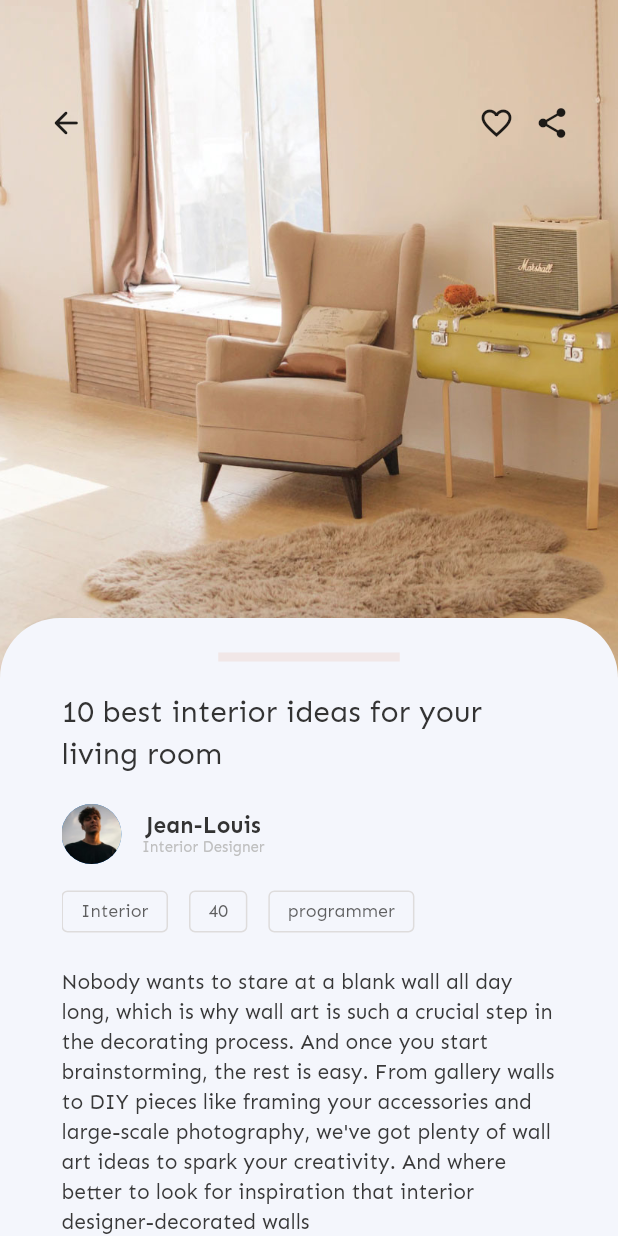
After one commit to mehdi-nemati/flutter_ui_template, a Flutter app: the InteriorDetailPage screen opened directly, on a phone screen of 412 x 824 dp. The commit adds this screen. Run offline on Flutter 3.47's test engine with Material 2 defaults, Android fonts, the phone set to English and light mode, and no system bars; our stand-ins replace flutter_svg.

Commit message:
Interior Design - detail page

```diff
--- /dev/null
+++ b/lib/Interior_App/interior_detail_page.dart
@@ -0,0 +1,134 @@
+import 'package:flutter/material.dart';
+
+class InteriorDetailPage extends StatefulWidget {
+  const InteriorDetailPage({Key? key}) : super(key: key);
+
+  @override
+  State<InteriorDetailPage> createState() => _InteriorDetailPageState();
+}
+
+class _InteriorDetailPageState extends State<InteriorDetailPage> {
+  @override
+  Widget build(BuildContext context) {
+    Size size = MediaQuery.of(context).size;
+    return Scaffold(
+      body: SizedBox(
+        width: size.width,
+        height: size.height,
+        child: Stack(
+          children: [
+            Hero(
+                tag: "pic",
+                child: Image.asset(
+                  "assets/jpg/furniture_1.jpg",
+                  height: size.height * .55,
+                  width: size.width,
+                  fit: BoxFit.cover,
+                )),
+            const Positioned(right: 32, top: 70, child: Icon(Icons.share)),
+            const Positioned(
+                right: 69, top: 70, child: Icon(Icons.favorite_border)),
+            const Positioned(
+                left: 32, top: 70, child: Icon(Icons.arrow_back_rounded)),
+            Positioned(
+                bottom: 0,
+                child: Container(
+                  width: size.width,
+                  height: size.height * .50,
+                  padding: const EdgeInsets.symmetric(horizontal: 41),
+                  decoration: const BoxDecoration(
+                      color: Color(0xFFF4F6FC),
+                      borderRadius: BorderRadius.only(
+                        topLeft: Radius.circular(40),
+                        topRight: Radius.circular(40),
+                      )),
+                  child: SingleChildScrollView(
+                    child: Column(
+                      children: [
+                        Container(
+                          margin: const EdgeInsets.only(top: 23, bottom: 18.5),
+                          width: 121,
+                          height: 6,
+                          color: const Color(0xFFF1E7E7),
+                        ),
+                        const Text(
+                            "10 best interior ideas for your living room",
+                            style: TextStyle(
+                                fontFamily: "Sen",
+                                fontSize: 20,
+                                height: 1.4,
+                                color: Color(0xFF333333))),
+                        Padding(
+                          padding:
+                              const EdgeInsets.only(top: 20.5, bottom: 17.6),
+                          child: Row(
+                            children: [
+                              const CircleAvatar(
+                                backgroundImage:
+                                    AssetImage("assets/jpg/profile_1.jpg"),
+                              ),
+                              const SizedBox(
+                                width: 13.6,
+                              ),
+                              Column(
+                                children: const [
+                                  Text("Jean-Louis",
+                                      style: TextStyle(
+                                          fontFamily: "Sen",
+                                          fontSize: 15,
+                                          fontWeight: FontWeight.bold,
+                                          color: Color(0xFF333333))),
+                                  Text("Interior Designer",
+                                      style: TextStyle(
+                                          fontFamily: "Sen",
+                                          fontSize: 10,
+                                          color: Color(0xFFBFBFBF)))
+                                ],
+                              )
+                            ],
+                          ),
+                        ),
+                        Row(
+                          children: [
+                            tag("Interior"),
+                            tag("40"),
+                            tag("programmer"),
+                          ],
+                        ),
+                        const SizedBox(
+                          height: 22.6,
+                        ),
+                        const Text(
+                            "Nobody wants to stare at a blank wall all day long, which is why wall art is such a crucial step in the decorating process. And once you start brainstorming, the rest is easy. From gallery walls to DIY pieces like framing your accessories and large-scale photography, we've got plenty of wall art ideas to spark your creativity. And where better to look for inspiration that interior designer-decorated walls",
+                            style: TextStyle(
+                                fontFamily: "Sen",
+                                fontSize: 14,
+                                height: 1.4,
+                                color: Color(0xFF383838)))
+                      ],
+                    ),
+                  ),
+                ))
+          ],
+        ),
+      ),
+    );
+  }
+}
+
+Widget tag(String title) {
+  return Container(
+    margin: const EdgeInsets.only(right: 14),
+    padding: const EdgeInsets.symmetric(vertical: 6, horizontal: 12),
+    decoration: BoxDecoration(
+        border: Border.all(color: const Color(0xFFDEDCDC)),
+        borderRadius: BorderRadius.circular(4)),
+    child: Text(
+      title,
+      style: TextStyle(
+          fontFamily: "Sen",
+          fontSize: 12,
+          color: const Color(0xFF383838).withOpacity(.8)),
+    ),
+  );
+}
--- a/lib/Interior_App/main_page.dart
+++ b/lib/Interior_App/main_page.dart
@@ -1,5 +1,8 @@
+import 'package:flutter/cupertino.dart';
 import 'package:flutter/material.dart';
 import 'package:flutter_svg/flutter_svg.dart';
+
+import 'Interior_detail_page.dart';
 
 class MainPage extends StatefulWidget {
   const MainPage({Key? key}) : super(key: key);
@@ -70,11 +73,42 @@ class _MainPageState extends State<MainPage> {
                     padding: const EdgeInsets.fromLTRB(32, 0, 32, 14),
                     child: ClipRRect(
                       borderRadius: BorderRadius.circular(8),
-                      child: Image.asset(
-                        "assets/jpg/furniture_1.jpg",
-                        height: 148,
-                        width: size.width,
-                        fit: BoxFit.cover,
+                      child: GestureDetector(
+                        onTap: () => Navigator.of(context).push(
+                            PageRouteBuilder(
+                                opaque: true,
+                                transitionDuration:
+                                    const Duration(milliseconds: 300),
+                                pageBuilder: (BuildContext context, _, __) {
+                                  return const InteriorDetailPage();
+                                },
+                                transitionsBuilder: (_,
+                                    Animation<double> animation,
+                                    __,
+                                    Widget child) {
+                                  return SlideTransition(
+                                    child: child,
+                                    position: Tween<Offset>(
+                                      begin: Offset(0, 1),
+                                      end: Offset.zero,
+                                    ).animate(animation),
+                                  );
+                                })),
+
+                        // () => Navigator.push(
+                        //   context,
+                        //   MaterialPageRoute(
+                        //       builder: (context) => const InteriorDetailPage()),
+                        // ),
+                        child: Hero(
+                          tag: "pic",
+                          child: Image.asset(
+                            "assets/jpg/furniture_1.jpg",
+                            height: 148,
+                            width: size.width,
+                            fit: BoxFit.cover,
+                          ),
+                        ),
                       ),
                     ),
                   ),
```
Also changed, not shown: 2 other files.
